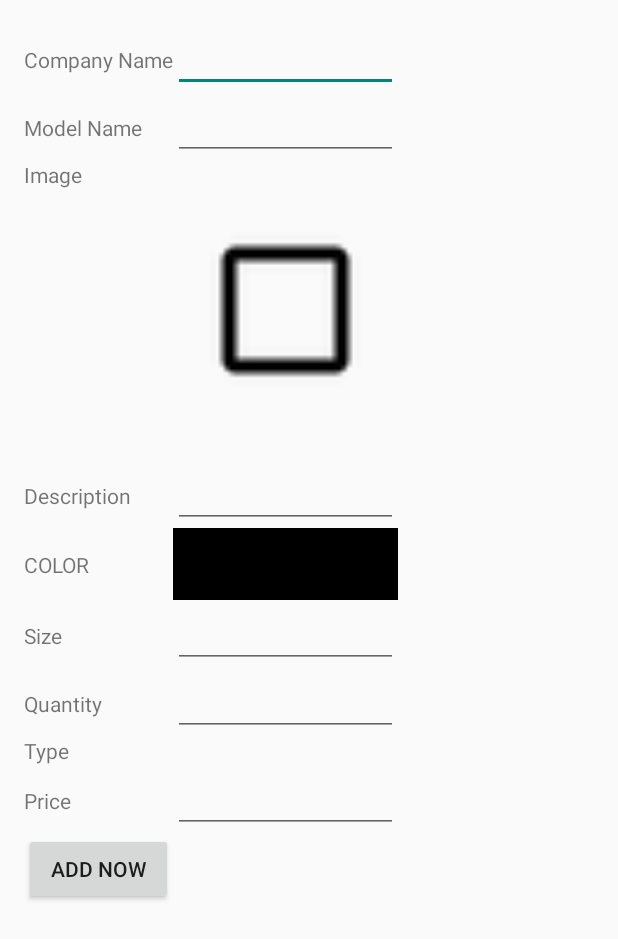
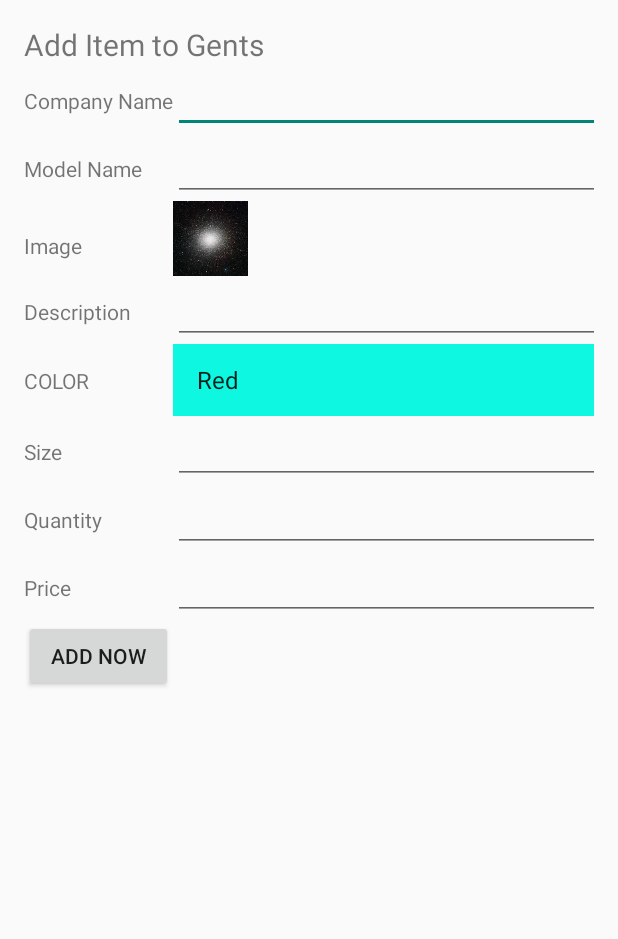
Before and after one commit to ketankk/KeshriSpares, an Android app: the fragment Gents shown on its own in the app's theme, after a tap on an icon or button, on a phone screen of 412 x 824 dp. Shown: the top 939 px of the screen. Run offline under Robolectric (Android 15) with nearby library versions, the phone set to English and light mode, and no system bars.

```diff
--- a/Android-master/app/build.gradle
+++ b/Android-master/app/build.gradle
@@ -23,8 +23,8 @@ dependencies {
     compile 'com.android.support:support-v4:23.1.1'
     compile files('libs/volley.jar')
     compile 'com.squareup.picasso:picasso:2.5.2'
-    compile 'com.android.support:recyclerview-v7:23.1.0'
-    compile 'com.android.support:design:23.1.0'
+    compile 'com.android.support:recyclerview-v7:23.1.1'
+    compile 'com.android.support:design:23.1.1'
     compile 'com.androidplot:androidplot-core:0.9.4'
     // compile 'com.github.PhilJay:MPAndroidChart:v2.1.6'
     compile 'joda-time:joda-time:2.9.1'
--- a/Android-master/app/src/main/java/kk/play/keshrispares/activities/AddItem.java
+++ b/Android-master/app/src/main/java/kk/play/keshrispares/activities/AddItem.java
@@ -25,10 +25,13 @@ import android.widget.Button;
 import android.widget.EditText;
 import android.widget.ImageView;
 import android.widget.Spinner;
+import android.widget.TableRow;
+import android.widget.TextView;
 import android.widget.Toast;
 
 public class AddItem extends Activity implements OnClickListener {
 
+	private TextView addHeader;
 	private EditText compname;
     private EditText modelname;
 
@@ -66,7 +69,7 @@ public class AddItem extends Activity implements OnClickListener {
 		setContentView(R.layout.activity_add_item);
 		Bundle extras=getIntent().getExtras();
         comingfrom=extras.getString("ComingFrom");
-
+addHeader=(TextView)findViewById(R.id.addheader);
 		addButton = (Button) findViewById(R.id.addButton);
 
 		//
@@ -110,12 +113,26 @@ public class AddItem extends Activity implements OnClickListener {
         if(comingfrom.equals("typecomp")) {
              companyName_ = extras.getString("compname");
             type_ = extras.getString("type");
-            type.setVisibility(View.GONE);
-            compname.setVisibility(View.GONE);
+			addHeader.setText("Add Item to "+companyName_+"("+type_+")");
+
+			TableRow typerow=(TableRow)findViewById(R.id.addtyperow);
+			typerow.setVisibility(View.GONE);
+
+			TableRow comprow=(TableRow)findViewById(R.id.addcomprow);
+
+			comprow.setVisibility(View.GONE);
+
+			/*type.setVisibility(View.GONE);
+            compname.setVisibility(View.GONE);*/
         }
         if(comingfrom.equals("type")) {
             type_ = extras.getString("type");
-            type.setVisibility(View.GONE);
+			addHeader.setText("Add Item to "+type_);
+
+			TableRow row=(TableRow)findViewById(R.id.addtyperow);
+
+            row.setVisibility(View.GONE);
+
         }
 		addButton.setOnClickListener(this);
 		image.setOnClickListener(new OnClickListener() {
@@ -161,10 +178,13 @@ public class AddItem extends Activity implements OnClickListener {
 
         if(comingfrom.equals("type")||comingfrom.equals("typecomp")) {
             inputType = type_;
-            if (comingfrom.equals("typecomp"))
-                inputcompName = companyName_;
+            if (comingfrom.equals("typecomp")) {
+				inputcompName = companyName_;
+			}
             else
-                inputcompName = compname.getText().toString();
+			{inputcompName = compname.getText().toString();
+
+			}
         }
         else {
             inputcompName = compname.getText().toString();
--- a/Android-master/app/src/main/res/layout/activity_add_item.xml
+++ b/Android-master/app/src/main/res/layout/activity_add_item.xml
@@ -6,30 +6,35 @@
     android:paddingLeft="@dimen/activity_horizontal_margin"
     android:paddingRight="@dimen/activity_horizontal_margin"
     android:paddingTop="@dimen/activity_vertical_margin"
-    tools:context=".activities.AddItem" >
+    tools:context="kk.play.keshrispares.activities.AddItem" >
 
     <LinearLayout
-        android:layout_above="@+id/scrollview"
+        android:id="@+id/scrollviewheader"
         android:layout_width="wrap_content"
         android:layout_height="wrap_content" >
 
         <TextView
+            android:id="@+id/addheader"
             android:layout_width="wrap_content"
             android:layout_height="wrap_content"
-            android:textSize="50sp"
+            android:textSize="20sp"
             android:text="@string/titleadditem" />
     </LinearLayout>
 
     <ScrollView
         android:id="@+id/scrollview"
         android:layout_width="match_parent"
-        android:layout_height="wrap_content" >
+        android:layout_height="wrap_content"
+        android:layout_below="@+id/scrollviewheader"
+        >
 
         <TableLayout
             android:layout_width="wrap_content"
             android:layout_height="wrap_content" >
 
             <TableRow
+                android:id="@+id/addcomprow"
+
                 android:layout_width="150dp"
                 android:layout_height="10dp" >
 
@@ -64,15 +69,19 @@
                 <TextView
                     android:layout_width="wrap_content"
                     android:layout_height="wrap_content"
-                    android:text="Image" />
+                    android:text="Image"
+                    android:layout_marginTop="20dp"
+                    />
 
                 <ImageView
                     android:id="@+id/itemimage"
-                    android:layout_width="100dp"
-                    android:layout_height="200dp"
+                    android:layout_width="50dp"
+                    android:layout_height="50dp"
                     android:clickable="true"
-                    android:src="@drawable/abc_btn_check_material"
-                    android:width="150dp" />
+                    android:src="@drawable/error"
+                    android:layout_marginRight="250dp"
+                    android:maxHeight="50dp"
+                    />
             </TableRow>
 
             <TableRow>
@@ -100,7 +109,7 @@
                     android:id="@+id/color"
                     android:layout_width="match_parent"
                     android:layout_height="wrap_content"
-                    android:background="#000000" />
+                    android:background="#0ef7e0" />
             </TableRow>
 
             <TableRow>
@@ -131,7 +140,9 @@
                     android:inputType="number" />
             </TableRow>
 
-            <TableRow>
+            <TableRow
+                android:id="@+id/addtyperow"
+                >
 
                 <TextView
                     android:layout_width="match_parent"
@@ -142,7 +153,7 @@
                     android:id="@+id/type"
                     android:layout_width="wrap_content"
                     android:layout_height="wrap_content"
-                    android:background="#000000" />
+                    android:background="#dfdc07" />
             </TableRow>
 
             <TableRow>
--- a/Android-master/app/src/main/res/layout/companieslist.xml
+++ b/Android-master/app/src/main/res/layout/companieslist.xml
@@ -14,4 +14,8 @@
     android:layout_marginBottom="5dp"
 
     />
+    <View
+        android:layout_width="fill_parent"
+        android:layout_height="2dp"
+        android:background="#c0c0c0"/>
 </LinearLayout>
--- a/Android-master/build.gradle
+++ b/Android-master/build.gradle
@@ -4,7 +4,7 @@ buildscript {
         jcenter()
     }
     dependencies {
-        classpath 'com.android.tools.build:gradle:+'
+        classpath 'com.android.tools.build:gradle:1.5.0'
     }
 }
 
```
Also changed, not shown: Android-master/app/src/main/java/kk/play/keshrispares/database/MysqlSynchronizer.java (+4 -4 lines), Android-master/gradle/wrapper/gradle-wrapper.properties, 35 other files.
